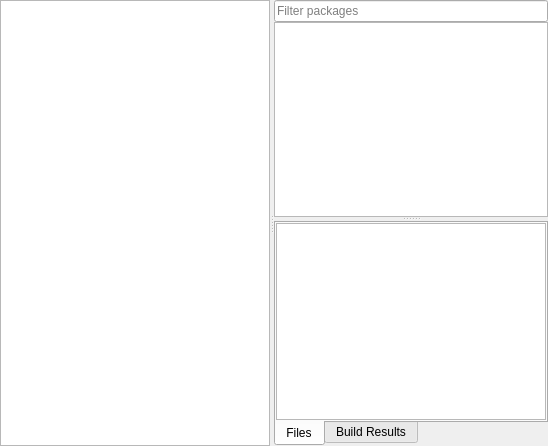
javierllorente/qactus, file src/gui/browser/browser.ui: the form before one commit.
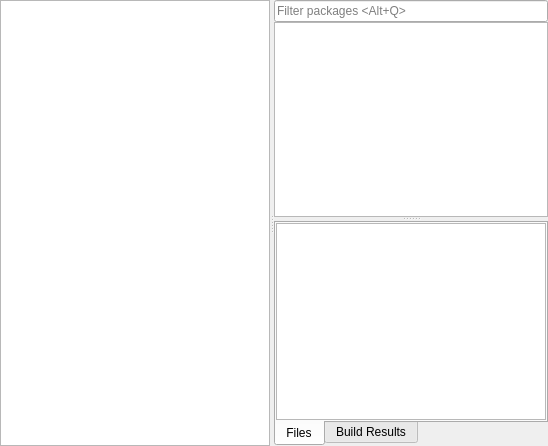
The form after the commit. Custom widgets are drawn as their Qt base class.

Commit message: Add shortcuts for the project bar and package filter, make project bar wider

Diff of the .ui file:
```diff
--- a/src/gui/browser/browser.ui
+++ b/src/gui/browser/browser.ui
@@ -77,7 +77,7 @@
        <item>
         <widget class="QLineEdit" name="lineEditFilter">
          <property name="placeholderText">
-          <string>Filter packages</string>
+          <string>Filter packages &lt;Alt+Q&gt;</string>
          </property>
          <property name="clearButtonEnabled">
           <bool>true</bool>
```
Left out of the diff: 4 changed lines with no effect on the pictures. The commit also changes 6 other files.
